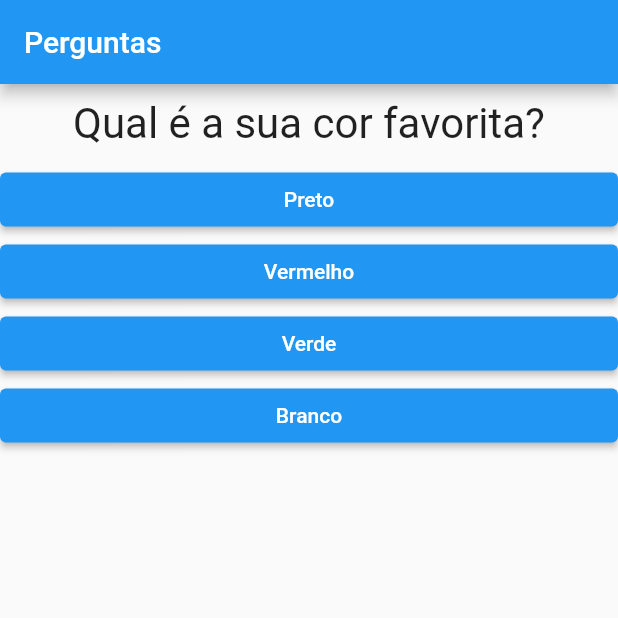
After one commit to felipegomes28/projeto_perguntas, a Flutter app: the screen it shows after launch, on a phone screen of 412 x 824 dp, the top half of it. The commit adds this screen. Run offline on Flutter 3.47's test engine with Material 2 defaults, Android fonts, the phone set to English and light mode, and no system bars.

Commit message:
Commit: Adicionando Pontuação #01

```diff
--- a/lib/main.dart
+++ b/lib/main.dart
@@ -1,32 +1,50 @@
 import 'package:flutter/material.dart';
-import './questão.dart';
-import './resposta.dart';
+import './questionario.dart';
+import './resultado.dart';
 
 void main() => runApp(PerguntaApp());
 
 class _PerguntaAppState extends State<PerguntaApp> {
   var _perguntaSelecionada = 0;
+  var _pontuacaoTotal = 0;
   final _perguntas = const [
     {
       'texto': 'Qual é a sua cor favorita?',
-      'respostas': ['Preto', 'Vermelho', 'Verde', 'Branco'],
+      'respostas': [
+        {'texto': 'Preto', 'nota': 10},
+        {'texto': 'Vermelho', 'nota': 5},
+        {'texto': 'Verde', 'nota': 3},
+        {'texto': 'Branco', 'nota': 1},
+      ],
     },
     {
       'texto': 'Qual é o seu animal favorito?',
-      'respostas': ['Coelho', 'Cobra', 'Elefante', 'Leão'],
+      'respostas': [
+        {'texto': 'Coelho', 'pontuacao': 10},
+        {'texto': 'Cobra', 'pontuacao': 5},
+        {'texto': 'Elefante', 'pontuacao': 3},
+        {'texto': 'Leão', 'pontuacao': 1},
+      ],
     },
     {
       'texto': 'Qual é o instrutor favorito?',
-      'respostas': ['Maria', 'João', 'Leo', 'Pedro'],
+      'respostas': [
+        {'texto': 'Maria', 'pontuacao': 5},
+        {'texto': 'João', 'pontuacao': 3},
+        {'texto': 'Leo', 'pontuacao': 10},
+        {'texto': 'Pedro', 'pontuacao': 1},
+      ],
     }
   ];
 
-  void _responder() {
+  void _responder(int pontuacao) {
     if (temPerguntaSelecionada) {
       setState(() {
         _perguntaSelecionada++;
+        _pontuacaoTotal += pontuacao;
       });
     }
+    print(_pontuacaoTotal);
   }
 
   bool get temPerguntaSelecionada {
@@ -35,29 +53,26 @@ class _PerguntaAppState extends State<PerguntaApp> {
 
   @override
   Widget build(BuildContext context) {
-    List<String> respostas = temPerguntaSelecionada
-        ? _perguntas[_perguntaSelecionada].cast()['respostas']
-        : [];
-
     return MaterialApp(
       home: Scaffold(
         appBar: AppBar(
           title: Text('Perguntas'),
         ),
         body: temPerguntaSelecionada
-            ? Column(
-                children: [
-                  Questao(_perguntas[_perguntaSelecionada]['texto'].toString()),
-                  ...respostas.map((t) => Resposta(t, _responder)).toList(),
-                ],
+            ? Questionario(
+                perguntas: _perguntas,
+                perguntaSelecionada: _perguntaSelecionada,
+                quandoResponder: _responder,
               )
-            : null,
+            : const Resultado(),
       ),
     );
   }
 }
 
 class PerguntaApp extends StatefulWidget {
+  const PerguntaApp({super.key});
+
   _PerguntaAppState createState() {
     return _PerguntaAppState();
   }
--- /dev/null
+++ b/lib/questionario.dart
@@ -0,0 +1,39 @@
+import 'package:flutter/material.dart';
+import './questão.dart';
+import './resposta.dart';
+
+class Questionario extends StatelessWidget {
+  final int perguntaSelecionada;
+  final List<Map<String, Object>> perguntas;
+  final void Function(int) quandoResponder;
+
+  const Questionario({
+    required this.perguntas,
+    required this.perguntaSelecionada,
+    required this.quandoResponder,
+    super.key,
+  });
+
+  bool get temPerguntaSelecionada {
+    return perguntaSelecionada < perguntas.length;
+  }
+
+  @override
+  Widget build(BuildContext context) {
+    List<Map<String, Object>> respostas = temPerguntaSelecionada
+        ? perguntas[perguntaSelecionada]['respostas']
+            as List<Map<String, Object>>
+        : [];
+    return Column(
+      children: [
+        Questao(perguntas[perguntaSelecionada]['texto'].toString()),
+        ...respostas.map((resp) {
+          return Resposta(
+            resp['texto'].toString(),
+            () => quandoResponder(int.parse(resp['pontuacao'].toString())),
+          );
+        }).toList(),
+      ],
+    );
+  }
+}
--- a/lib/questão.dart
+++ b/lib/questão.dart
@@ -3,7 +3,7 @@ import 'package:flutter/material.dart';
 class Questao extends StatelessWidget {
   final String texto;
 
-  Questao(this.texto);
+  const Questao(this.texto, {super.key});
 
   @override
   Widget build(BuildContext context) {
--- a/lib/resposta.dart
+++ b/lib/resposta.dart
@@ -4,11 +4,11 @@ class Resposta extends StatelessWidget {
   final String texto;
   final void Function() onSelecao;
 
-  Resposta(this.texto, this.onSelecao);
+  const Resposta(this.texto, this.onSelecao, {super.key});
 
   @override
   Widget build(BuildContext context) {
-    return Container(
+    return SizedBox(
       width: double.infinity,
       child: ElevatedButton(
           onPressed: onSelecao,
```
Also changed, not shown: lib/resultado.dart (added, +17 -0 lines).
